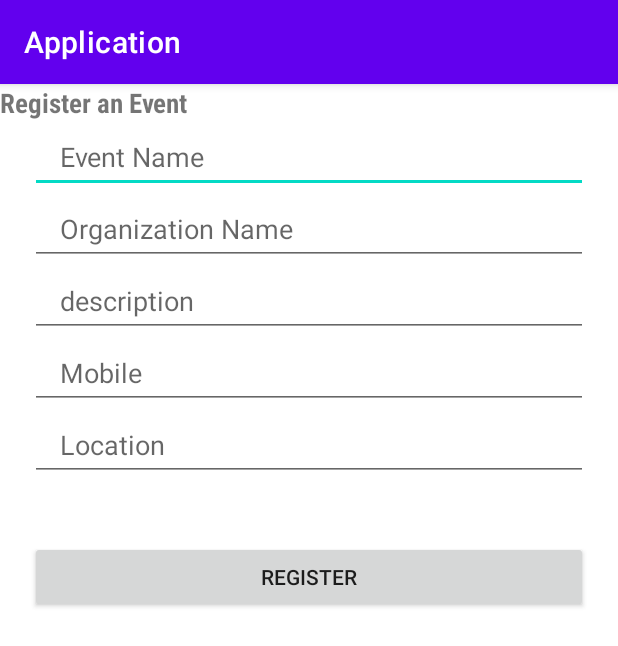
After one commit to ranilakshmi/Application, an Android app: the CreateEvent screen opened directly, with no data from a screen before it, on a phone screen of 412 x 824 dp. The commit adds this screen. Shown: the top 646 px of the screen. Run offline under Robolectric (Android 15) with nearby library versions, the phone set to English and light mode, and no system bars; our stand-ins replace Firebase (no records; nobody signed in at launch, a user with empty details on screens opened directly).

Commit message:
Create event

```diff
--- a/app/src/main/java/com/app3c/application/NGOLoginPage.java
+++ b/app/src/main/java/com/app3c/application/NGOLoginPage.java
@@ -13,6 +13,7 @@ import android.util.Log;
 import androidx.annotation.NonNull;
 import androidx.appcompat.app.AppCompatActivity;
 
+import com.app3c.application.feed.CreateEvent;
 import com.google.firebase.database.DataSnapshot;
 import com.google.firebase.database.DatabaseError;
 import com.google.firebase.database.DatabaseReference;
@@ -69,6 +70,7 @@ public class NGOLoginPage extends AppCompatActivity {
                                     int duration = Toast.LENGTH_SHORT;
                                     Toast toast = Toast.makeText(context, text, duration);
                                     toast.show();
+                                    startActivity(new Intent(NGOLoginPage.this, CreateEvent.class));
                                 }
                                 else{
                                     Context context = getApplicationContext();
--- /dev/null
+++ b/app/src/main/java/com/app3c/application/feed/CreateEvent.java
@@ -0,0 +1,97 @@
+package com.app3c.application.feed;
+
+
+import android.content.Context;
+import android.content.Intent;
+import android.os.Bundle;
+import android.view.View;
+import android.widget.Button;
+import android.widget.EditText;
+import android.widget.TextView;
+import android.widget.Toast;
+
+import androidx.annotation.NonNull;
+import androidx.annotation.Nullable;
+import androidx.appcompat.app.AppCompatActivity;
+
+import com.app3c.application.NGOLoginPage;
+import com.app3c.application.R;
+import com.google.firebase.database.DataSnapshot;
+import com.google.firebase.database.DatabaseError;
+import com.google.firebase.database.DatabaseReference;
+import com.google.firebase.database.FirebaseDatabase;
+import com.google.firebase.database.ValueEventListener;
+
+public class CreateEvent extends AppCompatActivity {
+
+    DatabaseReference databaseReference = FirebaseDatabase.getInstance().getReferenceFromUrl("https://application-36c82-default-rtdb.firebaseio.com/");
+
+    @Override
+    protected void onCreate(@Nullable Bundle savedInstanceState) {
+        super.onCreate(savedInstanceState);
+        setContentView(R.layout.activity_create_event);
+
+        final EditText eventName = findViewById(R.id.event_name);
+        final EditText organizationName = findViewById(R.id.organization_name);
+        final EditText description = findViewById(R.id.event_description);
+        final EditText eventContact = findViewById(R.id.event_contact);
+        final EditText eventLocation = findViewById(R.id.event_location);
+        final Button RegisterBtn = findViewById(R.id.eventRegisterBtn);
+
+        RegisterBtn.setOnClickListener(new View.OnClickListener() {
+            @Override
+            public void onClick(View view) {
+                final String EventName = eventName.getText().toString();
+                final String OrgName = organizationName.getText().toString();
+                final String desc = description.getText().toString();
+                final String contact = eventContact.getText().toString();
+                final String venue = eventLocation.getText().toString();
+
+
+                if (EventName.isEmpty() || desc.isEmpty()||contact.isEmpty()||OrgName.isEmpty()||venue.isEmpty()){
+                    Context context = getApplicationContext();
+                    CharSequence text = "Please enter all the details";
+                    int duration = Toast.LENGTH_SHORT;
+
+                    Toast toast = Toast.makeText(context, text, duration);
+                    toast.show();
+                }
+
+                else{
+                    databaseReference.child("event").addListenerForSingleValueEvent(new ValueEventListener() {
+                        @Override
+                        public void onDataChange(@NonNull DataSnapshot snapshot) {
+                            if (snapshot.hasChild(EventName)){
+                                Context context = getApplicationContext();
+                                CharSequence text = "Event is already registered";
+                                int duration = Toast.LENGTH_SHORT;
+                                Toast toast = Toast.makeText(context, text, duration);
+                                toast.show();
+                            }
+                            else{
+                                Context context = getApplicationContext();
+                                CharSequence text = "Event Registered";
+                                int duration = Toast.LENGTH_SHORT;
+                                Toast toast = Toast.makeText(context, text, duration);
+                                toast.show();
+                                finish();
+
+                                databaseReference.child("event").child(EventName).child("name").setValue(OrgName);
+                                databaseReference.child("event").child(EventName).child("description").setValue(desc);
+                                databaseReference.child("event").child(EventName).child("contact").setValue(contact);
+                                databaseReference.child("event").child(EventName).child("location").setValue(venue);
+
+                            }
+                        }
+
+                        @Override
+                        public void onCancelled(@NonNull DatabaseError error) {
+
+                        }
+                    });
+
+                }
+            }
+        });
+    }
+}
--- /dev/null
+++ b/app/src/main/res/layout/activity_create_event.xml
@@ -0,0 +1,101 @@
+<?xml version="1.0" encoding="utf-8"?>
+<LinearLayout
+    xmlns:android="http://schemas.android.com/apk/res/android"
+    xmlns:tools="http://schemas.android.com/tools"
+    android:orientation="vertical"
+    android:layout_gravity="center"
+    android:layout_width="match_parent"
+    android:layout_height="match_parent"
+    >
+    <TextView
+        android:layout_width="match_parent"
+        android:layout_height="wrap_content"
+        android:layout_gravity="center"
+        android:textStyle="bold"
+        android:textSize="18sp"
+        android:text="Register an Event"
+        android:fontFamily="sans-serif-condensed"
+        />
+
+    <EditText
+        android:id="@+id/event_name"
+        android:layout_width="match_parent"
+        android:layout_height="wrap_content"
+        android:layout_marginStart="20dp"
+        android:layout_marginEnd="20dp"
+        android:hint="Event Name"
+        android:inputType="textPersonName"
+        android:maxLines="1"
+        android:minHeight="48dp"
+        android:paddingStart="20dp"
+        android:paddingEnd="0dp" />
+
+    <EditText
+        android:id="@+id/organization_name"
+        android:layout_width="match_parent"
+        android:layout_height="wrap_content"
+        android:layout_marginStart="20dp"
+        android:layout_marginEnd="20dp"
+        android:hint="Organization Name"
+        android:inputType="textPersonName"
+        android:maxLines="1"
+        android:minHeight="48dp"
+        android:paddingStart="20dp"
+        android:paddingEnd="0dp" />
+
+    <EditText
+        android:id="@+id/event_description"
+        android:layout_width="match_parent"
+        android:layout_height="wrap_content"
+        android:layout_marginStart="20dp"
+        android:layout_marginEnd="20dp"
+        android:hint="description"
+        android:inputType="text"
+        android:maxLines="1"
+        android:minHeight="48dp"
+        android:paddingStart="20dp"
+        android:paddingEnd="0dp" />
+
+    <EditText
+        android:id="@+id/event_contact"
+        android:layout_width="match_parent"
+        android:layout_height="wrap_content"
+        android:layout_marginStart="20dp"
+        android:layout_marginEnd="20dp"
+        android:hint="Mobile"
+        android:inputType="phone"
+        android:maxLines="1"
+        android:minHeight="48dp"
+        android:paddingStart="20dp"
+        android:paddingEnd="0dp" />
+
+    <EditText
+        android:id="@+id/event_location"
+        android:layout_width="match_parent"
+        android:layout_height="wrap_content"
+        android:layout_marginStart="20dp"
+        android:layout_marginEnd="20dp"
+        android:hint="Location"
+        android:inputType="textPostalAddress"
+        android:maxLines="1"
+        android:minHeight="48dp"
+        android:paddingStart="20dp"
+        android:paddingEnd="0dp" />
+
+    <androidx.appcompat.widget.AppCompatButton
+        android:id="@+id/eventRegisterBtn"
+        android:layout_width="match_parent"
+        android:layout_height="wrap_content"
+        android:layout_marginStart="20dp"
+        android:layout_marginEnd="20dp"
+        android:layout_marginTop="40dp"
+        android:text="Register"
+        />
+    <LinearLayout
+        android:layout_width="wrap_content"
+        android:layout_height="wrap_content"
+        android:orientation="horizontal"
+        android:layout_gravity="center"
+        android:layout_marginTop="10dp">
+    </LinearLayout>
+</LinearLayout>
--- a/app/src/main/res/values/colors.xml
+++ b/app/src/main/res/values/colors.xml
@@ -7,4 +7,7 @@
     <color name="teal_700">#FF018786</color>
     <color name="black">#FF000000</color>
     <color name="white">#FFFFFFFF</color>
+    <color name="colorPrimary">#3F51B5</color>
+    <color name="colorPrimaryDark">#303F9F</color>
+    <color name="colorAccent">#FF4081</color>
 </resources>
```
Also changed, not shown: app/src/main/AndroidManifest.xml (+33 -22 lines).
